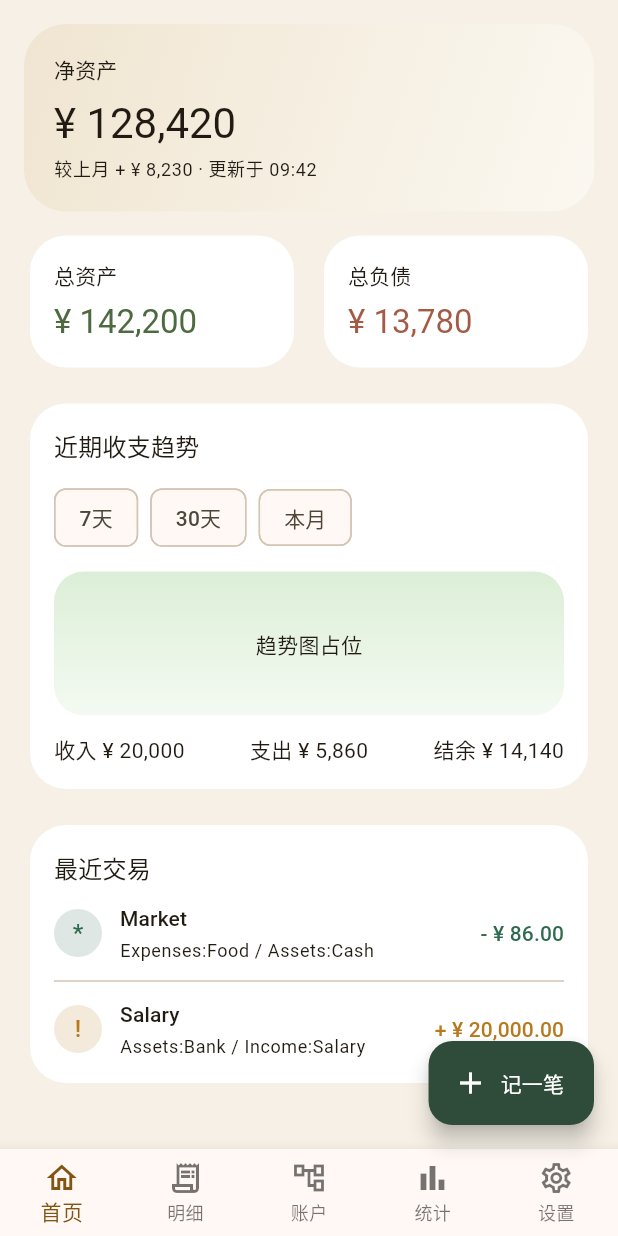
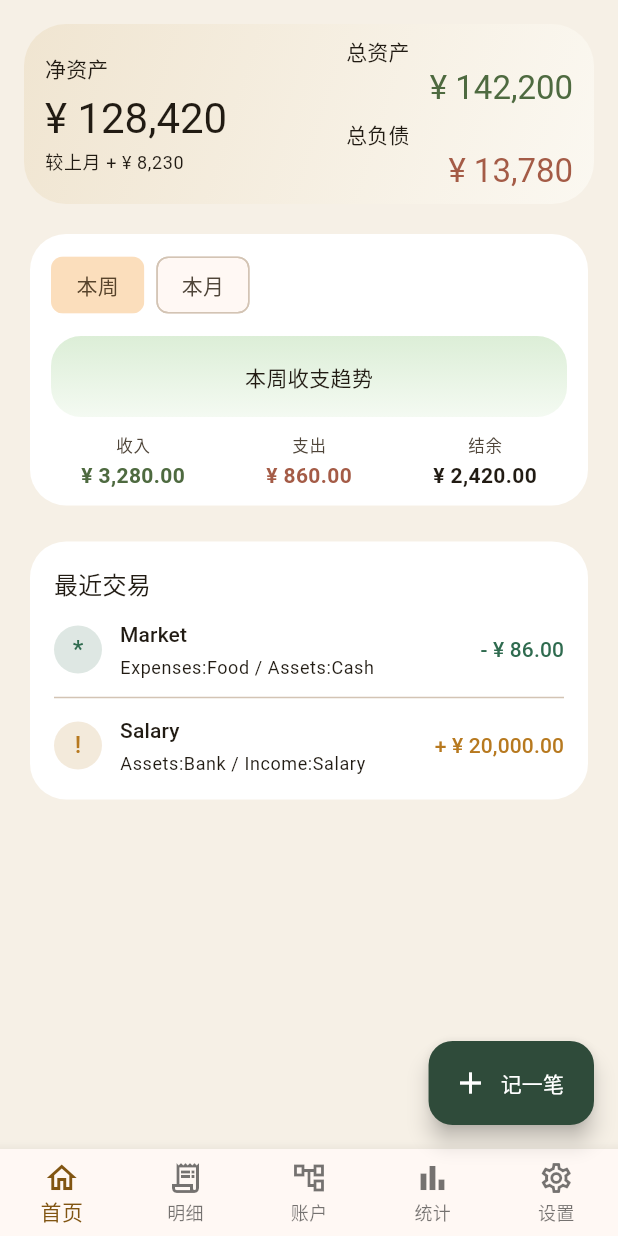
Before and after one commit to musoulee/TallyBean, a Flutter app: the screen it shows after launch, on a phone screen of 412 x 824 dp. Run offline on Flutter 3.47's test engine with Material 3 defaults, Android fonts, the phone set to English and light mode, and no system bars; our stand-ins replace flutter_riverpod, go_router.

Commit message:
feat: 优化首页总览布局

```diff
--- a/lib/features/overview/presentation/pages/overview_page.dart
+++ b/lib/features/overview/presentation/pages/overview_page.dart
@@ -1,11 +1,13 @@
 import 'package:flutter/material.dart';
 import 'package:flutter_riverpod/flutter_riverpod.dart';
-import 'package:tally_design_system/tally_design_system.dart';
 
 import 'package:tally_bean/features/overview/application/overview_providers.dart';
+import 'package:tally_bean/features/overview/presentation/widgets/overview_summary_card.dart';
 import 'package:tally_bean/features/overview/presentation/widgets/recent_transactions.dart';
 import 'package:tally_bean/features/overview/presentation/widgets/trend_summary.dart';
+import 'package:tally_design_system/tally_design_system.dart';
 import 'package:tally_bean/shared/widgets/async_loading_view.dart';
+import 'package:tally_bean/shared/widgets/async_error_view.dart';
 
 class OverviewPage extends ConsumerWidget {
   const OverviewPage({super.key});
@@ -16,66 +18,36 @@ class OverviewPage extends ConsumerWidget {
 
     return snapshot.when(
       data: (data) {
-        final theme = Theme.of(context);
-        return ListView(
-          padding: const EdgeInsets.fromLTRB(16, 16, 16, 96),
+        final viewPadding = MediaQuery.viewPaddingOf(context);
+        // Standard FAB height is 56, plus bottom padding, plus some extra breathing room.
+        final bottomPadding = viewPadding.bottom + 104;
+
+        return RefreshIndicator(
+          onRefresh: () => ref.refresh(overviewSnapshotProvider.future),
+          child: ListView(
+            physics: const AlwaysScrollableScrollPhysics(
+              parent: ClampingScrollPhysics(),
+            ),
+            padding: EdgeInsets.fromLTRB(16, 16, 16, bottomPadding),
             children: [
-            Container(
-              padding: const EdgeInsets.all(20),
-              decoration: BoxDecoration(
-                borderRadius: BorderRadius.circular(28),
-                gradient: const LinearGradient(
-                  colors: [Color(0xFFF0E5D1), Color(0xFFFBF8F1)],
-                  begin: Alignment.topLeft,
-                  end: Alignment.bottomRight,
-                ),
-              ),
-              child: Column(
-                crossAxisAlignment: CrossAxisAlignment.start,
-                children: [
-                  Text('净资产', style: theme.textTheme.labelLarge),
-                  const SizedBox(height: 8),
-                  Text(data.netWorth, style: theme.textTheme.headlineMedium),
-                  const SizedBox(height: 4),
-                  Text(
-                    data.changeDescription,
-                    style: theme.textTheme.bodySmall,
-                  ),
-                ],
-              ),
-            ),
-            const SizedBox(height: 12),
-            Row(
-              children: [
-                Expanded(
-                  child: TallyMetricCard(
-                    label: '总资产',
-                    value: data.totalAssets,
-                    accent: const Color(0xFF4E6A40),
-                  ),
-                ),
-                const SizedBox(width: 12),
-                Expanded(
-                  child: TallyMetricCard(
-                    label: '总负债',
-                    value: data.totalLiabilities,
-                    accent: const Color(0xFFA45B46),
-                  ),
-                ),
-              ],
-            ),
+              OverviewSummaryCard(snapshot: data),
               const SizedBox(height: 16),
-            const TallySectionCard(title: '近期收支趋势', child: TrendSummary()),
+              const TrendSummary(),
               const SizedBox(height: 16),
               TallySectionCard(
                 title: '最近交易',
                 child: RecentTransactions(entries: data.recentTransactions),
               ),
             ],
+          ),
         );
       },
       loading: () => const AsyncLoadingView(),
-      error: (error, _) => Center(child: Text('概览加载失败: $error')),
+      error: (error, _) => AsyncErrorView(
+        error: error,
+        message: '概览加载失败',
+        onRetry: () => ref.invalidate(overviewSnapshotProvider),
+      ),
     );
   }
 }
--- /dev/null
+++ b/lib/features/overview/presentation/widgets/overview_summary_card.dart
@@ -0,0 +1,133 @@
+import 'package:beancount_domain/beancount_domain.dart';
+import 'package:flutter/material.dart';
+
+class OverviewSummaryCard extends StatelessWidget {
+  const OverviewSummaryCard({super.key, required this.snapshot});
+
+  final OverviewSnapshot snapshot;
+
+  @override
+  Widget build(BuildContext context) {
+    final theme = Theme.of(context);
+    final changeDescription = _sanitizeChangeDescription(
+      snapshot.changeDescription,
+    );
+
+    return Container(
+      key: const Key('overview-summary-card'),
+      padding: const EdgeInsets.symmetric(horizontal: 14, vertical: 8),
+      decoration: BoxDecoration(
+        borderRadius: BorderRadius.circular(28),
+        gradient: const LinearGradient(
+          colors: [Color(0xFFF0E5D1), Color(0xFFFBF8F1)],
+          begin: Alignment.topLeft,
+          end: Alignment.bottomRight,
+        ),
+      ),
+      child: Row(
+        crossAxisAlignment: CrossAxisAlignment.center,
+        children: [
+          Expanded(
+            flex: 29,
+            child: Column(
+              mainAxisSize: MainAxisSize.min,
+              crossAxisAlignment: CrossAxisAlignment.start,
+              children: [
+                Text('净资产', style: theme.textTheme.labelLarge),
+                const SizedBox(height: 5),
+                Align(
+                  alignment: Alignment.centerLeft,
+                  child: FittedBox(
+                    fit: BoxFit.scaleDown,
+                    alignment: Alignment.centerLeft,
+                    child: Text(
+                      snapshot.netWorth,
+                      style: theme.textTheme.headlineMedium,
+                    ),
+                  ),
+                ),
+                const SizedBox(height: 3),
+                Text(changeDescription, style: theme.textTheme.bodySmall),
+              ],
+            ),
+          ),
+          const SizedBox(width: 10),
+          Expanded(
+            flex: 23,
+            child: Column(
+              mainAxisSize: MainAxisSize.min,
+              crossAxisAlignment: CrossAxisAlignment.start,
+              mainAxisAlignment: MainAxisAlignment.center,
+              children: [
+                _SummaryMetric(
+                  label: '总资产',
+                  value: snapshot.totalAssets,
+                  accent: const Color(0xFF4E6A40),
+                  amountAlignment: Alignment.centerRight,
+                ),
+                const SizedBox(height: 6),
+                _SummaryMetric(
+                  label: '总负债',
+                  value: snapshot.totalLiabilities,
+                  accent: const Color(0xFFA45B46),
+                  amountAlignment: Alignment.centerRight,
+                ),
+              ],
+            ),
+          ),
+        ],
+      ),
+    );
+  }
+}
+
+String _sanitizeChangeDescription(String value) {
+  final sanitized = value.replaceFirst(RegExp(r'\s*[·•]\s*更新于.*$'), '');
+
+  return sanitized.trim();
+}
+
+class _SummaryMetric extends StatelessWidget {
+  const _SummaryMetric({
+    required this.label,
+    required this.value,
+    required this.accent,
+    this.amountAlignment = Alignment.centerLeft,
+  });
+
+  final String label;
+  final String value;
+  final Color accent;
+  final Alignment amountAlignment;
+
+  @override
+  Widget build(BuildContext context) {
+    final theme = Theme.of(context);
+
+    return Column(
+      mainAxisSize: MainAxisSize.min,
+      crossAxisAlignment: CrossAxisAlignment.stretch,
+      children: [
+        Align(
+          alignment: Alignment.centerLeft,
+          child: Text(label, style: theme.textTheme.labelLarge),
+        ),
+        const SizedBox(height: 1),
+        Align(
+          alignment: amountAlignment,
+          child: FittedBox(
+            fit: BoxFit.scaleDown,
+            alignment: amountAlignment,
+            child: Text(
+              value,
+              textAlign: amountAlignment == Alignment.centerRight
+                  ? TextAlign.right
+                  : TextAlign.left,
+              style: theme.textTheme.titleLarge?.copyWith(color: accent),
+            ),
+          ),
+        ),
+      ],
+    );
+  }
+}
--- a/lib/features/overview/presentation/widgets/trend_summary.dart
+++ b/lib/features/overview/presentation/widgets/trend_summary.dart
@@ -1,35 +1,186 @@
 import 'package:flutter/material.dart';
 import 'package:tally_design_system/tally_design_system.dart';
+import 'package:tally_bean/shared/formatters/currency_formatter.dart';
 
-class TrendSummary extends StatelessWidget {
+enum _TrendPeriod { week, month }
+
+class TrendSummary extends StatefulWidget {
   const TrendSummary({super.key});
+
+  @override
+  State<TrendSummary> createState() => _TrendSummaryState();
+}
+
+class _TrendSummaryState extends State<TrendSummary> {
+  _TrendPeriod _selectedPeriod = _TrendPeriod.week;
+
+  static const _week = _TrendMetrics(
+    chartLabel: '本周收支趋势',
+    income: 3280,
+    expense: 860,
+    balance: 2420,
+  );
+  static const _month = _TrendMetrics(
+    chartLabel: '本月收支趋势',
+    income: 20000,
+    expense: 5860,
+    balance: 14140,
+  );
+
+  @override
+  Widget build(BuildContext context) {
+    final theme = Theme.of(context);
+    final metrics = _selectedPeriod == _TrendPeriod.week ? _week : _month;
+    final textScale = MediaQuery.textScalerOf(context).scale(1);
+    final metricItems = [
+      _TrendMetricItem(
+        label: '收入',
+        value: metrics.income,
+        color: const Color(0xFF4E6A40),
+      ),
+      _TrendMetricItem(
+        label: '支出',
+        value: metrics.expense,
+        color: const Color(0xFFA45B46),
+      ),
+      _TrendMetricItem(
+        label: '结余',
+        value: metrics.balance,
+        color: theme.colorScheme.onSurface,
+      ),
+    ];
+
+    return Card(
+      key: const Key('overview-trend-card'),
+      child: Padding(
+        padding: const EdgeInsets.symmetric(horizontal: 14, vertical: 10),
+        child: Column(
+          crossAxisAlignment: CrossAxisAlignment.start,
+          children: [
+            Wrap(
+              spacing: 8,
+              runSpacing: 8,
+              children: [
+                ChoiceChip(
+                  label: const Text('本周'),
+                  selected: _selectedPeriod == _TrendPeriod.week,
+                  showCheckmark: false,
+                  onSelected: (_) {
+                    setState(() {
+                      _selectedPeriod = _TrendPeriod.week;
+                    });
+                  },
+                ),
+                ChoiceChip(
+                  label: const Text('本月'),
+                  selected: _selectedPeriod == _TrendPeriod.month,
+                  showCheckmark: false,
+                  onSelected: (_) {
+                    setState(() {
+                      _selectedPeriod = _TrendPeriod.month;
+                    });
+                  },
+                ),
+              ],
+            ),
+            const SizedBox(height: 10),
+            TallyChartPlaceholder(label: metrics.chartLabel, height: 54),
+            const SizedBox(height: 10),
+            LayoutBuilder(
+              builder: (context, constraints) {
+                final useMultiLine =
+                    constraints.maxWidth < 270 || textScale > 1.15;
+
+                if (!useMultiLine) {
+                  return Row(
+                    key: const Key('trend-metrics-row'),
+                    children: [
+                      for (
+                        var index = 0;
+                        index < metricItems.length;
+                        index++
+                      ) ...[
+                        Expanded(child: metricItems[index]),
+                        if (index != metricItems.length - 1)
+                          const SizedBox(width: 8),
+                      ],
+                    ],
+                  );
+                }
+
+                final wrapItemWidth = (constraints.maxWidth - 8) / 2;
+
+                return Wrap(
+                  key: const Key('trend-metrics-wrap'),
+                  spacing: 8,
+                  runSpacing: 8,
+                  children: [
+                    for (final item in metricItems)
+                      SizedBox(width: wrapItemWidth, child: item),
+                  ],
+                );
+              },
+            ),
+          ],
+        ),
+      ),
+    );
+  }
+}
+
+class _TrendMetricItem extends StatelessWidget {
+  const _TrendMetricItem({
+    required this.label,
+    required this.value,
+    required this.color,
+  });
+
+  final String label;
+  final num value;
+  final Color color;
 
   @override
   Widget build(BuildContext context) {
     final theme = Theme.of(context);
     return Column(
-      crossAxisAlignment: CrossAxisAlignment.start,
+      mainAxisSize: MainAxisSize.min,
+      crossAxisAlignment: CrossAxisAlignment.center,
       children: [
-        const Wrap(
-          spacing: 8,
-          children: [
-            Chip(label: Text('7天')),
-            Chip(label: Text('30天')),
-            Chip(label: Text('本月')),
-          ],
+        FittedBox(
+          fit: BoxFit.scaleDown,
+          child: Text(
+            label,
+            style: theme.textTheme.labelSmall?.copyWith(
+              color: theme.colorScheme.onSurfaceVariant,
+            ),
+          ),
         ),
-        const SizedBox(height: 12),
-        const TallyChartPlaceholder(label: '趋势图占位'),
-        const SizedBox(height: 12),
-        Row(
-          mainAxisAlignment: MainAxisAlignment.spaceBetween,
-          children: [
-            Text('收入 ¥ 20,000', style: theme.textTheme.bodyMedium),
-            Text('支出 ¥ 5,860', style: theme.textTheme.bodyMedium),
-            Text('结余 ¥ 14,140', style: theme.textTheme.bodyMedium),
-          ],
+        const SizedBox(height: 3),
+        FittedBox(
+          fit: BoxFit.scaleDown,
+          child: Text(
+            formatAmount(value),
+            style: theme.textTheme.bodyMedium?.copyWith(
+              color: color,
+              fontWeight: FontWeight.bold,
+            ),
+          ),
         ),
       ],
     );
   }
 }
+
+class _TrendMetrics {
+  const _TrendMetrics({
+    required this.chartLabel,
+    required this.income,
+    required this.expense,
+    required this.balance,
+  });
+
+  final String chartLabel;
+  final num income;
+  final num expense;
+  final num balance;
+}
--- /dev/null
+++ b/lib/shared/formatters/currency_formatter.dart
@@ -0,0 +1,25 @@
+String formatAmount(num value, {String symbol = '¥', int fractionDigits = 2}) {
+  final absoluteValue = value.abs();
+  final fixed = absoluteValue.toStringAsFixed(fractionDigits);
+  final parts = fixed.split('.');
+  final integerPart = _groupThousands(parts.first);
+
+  final formattedNumber = fractionDigits == 0 ? integerPart : '$integerPart.${parts.last}';
+  final sign = value < 0 ? '-' : '';
+
+  return '$sign$symbol $formattedNumber';
+}
+
+String _groupThousands(String digits) {
+  final buffer = StringBuffer();
+
+  for (var index = 0; index < digits.length; index++) {
+    final remaining = digits.length - index;
+    buffer.write(digits[index]);
+    if (remaining > 1 && remaining % 3 == 1) {
+      buffer.write(',');
+    }
+  }
+
+  return buffer.toString();
+}
--- /dev/null
+++ b/lib/shared/widgets/async_error_view.dart
@@ -0,0 +1,56 @@
+import 'package:flutter/material.dart';
+
+class AsyncErrorView extends StatelessWidget {
+  const AsyncErrorView({
+    super.key,
+    required this.error,
+    this.onRetry,
+    this.message = '加载失败',
+  });
+
+  final Object error;
+  final VoidCallback? onRetry;
+  final String message;
+
+  @override
+  Widget build(BuildContext context) {
+    final theme = Theme.of(context);
+
+    return Padding(
+      padding: const EdgeInsets.all(24),
+      child: Center(
+        child: Column(
+          mainAxisSize: MainAxisSize.min,
+          children: [
+            Icon(
+              Icons.error_outline_rounded,
+              size: 48,
+              color: theme.colorScheme.error,
+            ),
+            const SizedBox(height: 16),
+            Text(
+              message,
+              style: theme.textTheme.titleMedium,
+            ),
+            const SizedBox(height: 8),
+            Text(
+              error.toString(),
+              style: theme.textTheme.bodySmall?.copyWith(
+                color: theme.colorScheme.onSurfaceVariant,
+              ),
+              textAlign: TextAlign.center,
+            ),
+            if (onRetry != null) ...[
+              const SizedBox(height: 24),
+              FilledButton.tonalIcon(
+                onPressed: onRetry,
+                icon: const Icon(Icons.refresh_rounded),
+                label: const Text('重试'),
+              ),
+            ],
+          ],
+        ),
+      ),
+    );
+  }
+}
--- a/packages/beancount_data/lib/src/datasources/mock_beancount_datasource.dart
+++ b/packages/beancount_data/lib/src/datasources/mock_beancount_datasource.dart
@@ -19,7 +19,7 @@ class MockBeancountDatasource {
       netWorth: '¥ 128,420',
       totalAssets: '¥ 142,200',
       totalLiabilities: '¥ 13,780',
-      changeDescription: '较上月 + ¥ 8,230 · 更新于 09:42',
+      changeDescription: '较上月 + ¥ 8,230',
       updatedAt: DateTime(2026, 4, 12, 9, 42),
       recentTransactions: journalEntries()
           .where((entry) => entry.type == JournalEntryType.transaction)
--- a/packages/tally_design_system/lib/src/components/tally_chart_placeholder.dart
+++ b/packages/tally_design_system/lib/src/components/tally_chart_placeholder.dart
@@ -1,14 +1,19 @@
 import 'package:flutter/material.dart';
 
 class TallyChartPlaceholder extends StatelessWidget {
-  const TallyChartPlaceholder({super.key, required this.label});
+  const TallyChartPlaceholder({
+    super.key,
+    required this.label,
+    this.height = 96,
+  });
 
   final String label;
+  final double height;
 
   @override
   Widget build(BuildContext context) {
     return Container(
-      height: 96,
+      height: height,
       decoration: BoxDecoration(
         borderRadius: BorderRadius.circular(20),
         gradient: const LinearGradient(
```
Also changed, not shown: 1 other file. Lines whose indentation alone changed are shown as unchanged.
